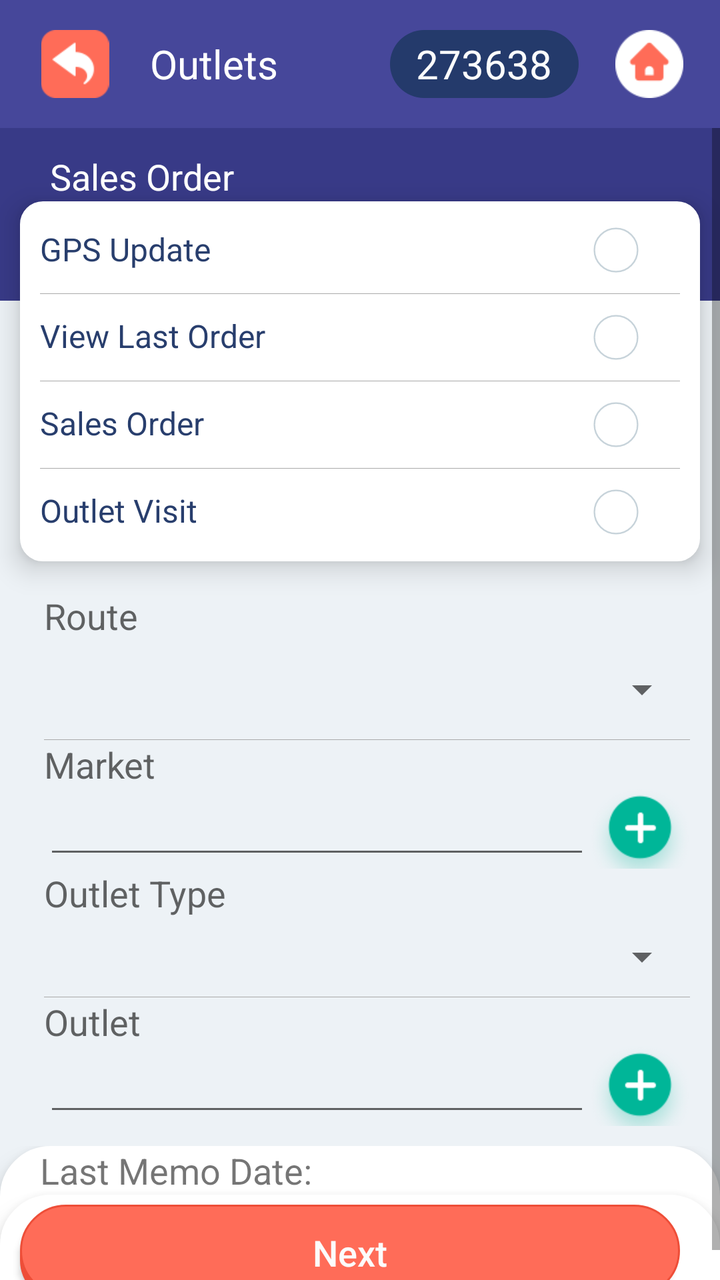
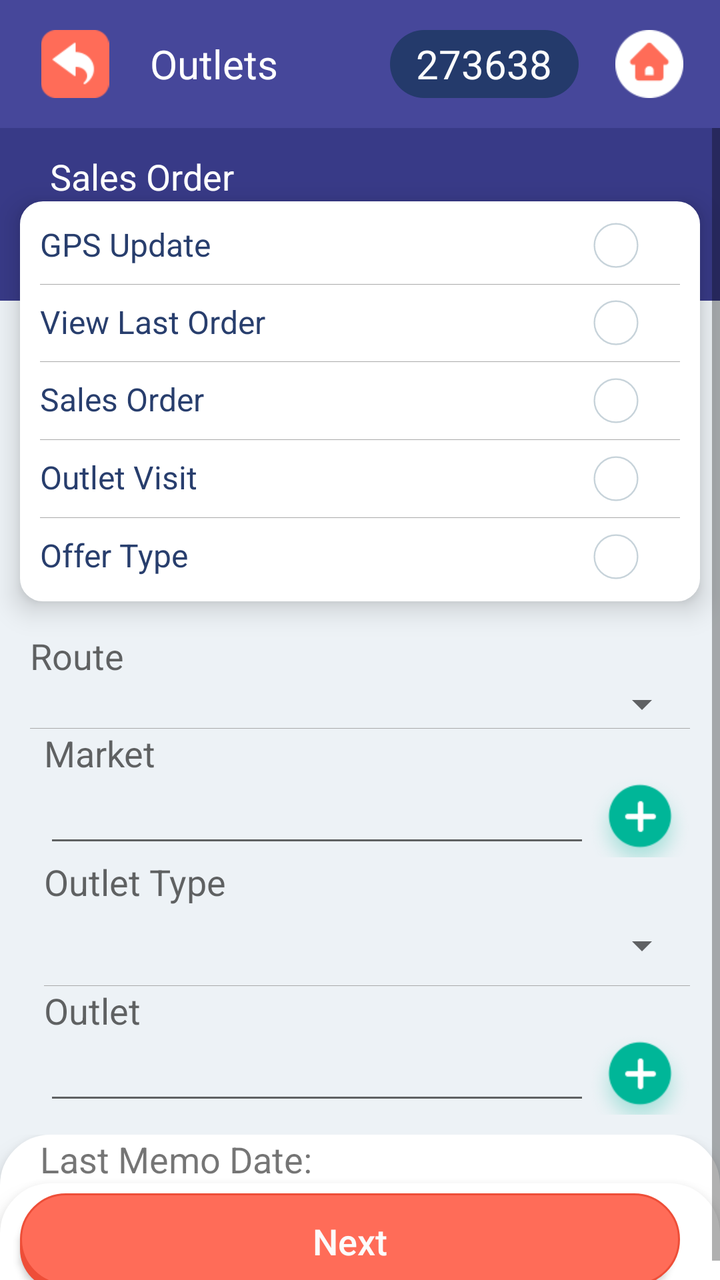

The first picture is an Android layout as it rendered before a commit; the second is the same layout after the commit. The layout source and the unified diff follow.
<!-- AndroidManifest.xml: application theme AppTheme -->
<!-- res/layout/activity_create_new_memo.xml -->
<?xml version="1.0" encoding="utf-8"?>
<LinearLayout xmlns:android="http://schemas.android.com/apk/res/android"
    xmlns:app="http://schemas.android.com/apk/res-auto"
    xmlns:tools="http://schemas.android.com/tools"
    android:layout_width="match_parent"
    android:layout_height="match_parent"
    android:orientation="vertical"
    android:weightSum="4"
    tools:context=".Create_New_Memo">


    <LinearLayout
        android:layout_width="match_parent"
        android:layout_height="0dp"
        android:background="@color/secondary_color"
        android:weightSum="2"
        android:orientation="horizontal"
        android:layout_weight="0.4">
        <LinearLayout
            android:layout_width="0dp"
            android:layout_height="match_parent"
            android:weightSum="1"
            android:orientation="horizontal"
            android:gravity="left"
            android:layout_weight="1">
            <ImageView
                android:id="@+id/back"
                android:layout_width="0dp"
                android:layout_height="match_parent"
                android:layout_weight="0.3"
                android:src="@drawable/backicon"
                android:layout_margin="15dp"></ImageView>
            <TextView
                android:id="@+id/title_tv"
                android:layout_width="0dp"
                android:layout_height="match_parent"
                android:layout_weight="0.7"
                android:gravity="center|left"
                android:textColor="@color/white"
                android:autoSizeTextType="uniform"
                android:autoSizeMinTextSize="12sp"
                android:autoSizeMaxTextSize="20sp"
                android:autoSizeStepGranularity="2sp"
                android:text="Outlets">

            </TextView>

        </LinearLayout>
        <LinearLayout
            android:layout_width="0dp"
            android:layout_height="match_parent"
            android:weightSum="1"
            android:gravity="right"
            android:orientation="horizontal"
            android:layout_weight="1">
            <TextView
                android:id="@+id/user_txt_view"
                android:layout_width="0dp"
                android:layout_height="match_parent"
                android:layout_weight="0.7"
                android:layout_marginTop="15dp"
                android:layout_marginBottom="15dp"
                android:layout_marginLeft="15dp"
                android:background="@drawable/login_id_bg_shade"
                android:text="273638"
                android:autoSizeTextType="uniform"
                android:autoSizeMinTextSize="12sp"
                android:autoSizeMaxTextSize="20sp"
                android:autoSizeStepGranularity="2sp"
                android:textColor="@color/background_white"
                android:textAlignment="center"
                android:gravity="center"></TextView>
            <ImageView
                android:id="@+id/home"
                android:layout_width="0dp"
                android:layout_height="match_parent"
                android:layout_weight="0.3"
                android:src="@drawable/home"
                android:layout_margin="15dp">

            </ImageView>


        </LinearLayout>

    </LinearLayout>
    <ScrollView
        android:layout_width="match_parent"
        android:layout_weight="3.6"
        android:layout_height="0dp">
        <LinearLayout
            android:layout_width="match_parent"
            android:layout_height="wrap_content"
            android:layout_weight="3.6"
            android:orientation="vertical"
            android:background="@color/background_card"
            android:weightSum="14.2">

            <LinearLayout
                android:layout_width="match_parent"
                android:layout_height="wrap_content"
                android:layout_gravity="center"
                android:background="@color/background"
                android:orientation="vertical">

                <TextView
                    android:id="@+id/title"
                    android:layout_width="match_parent"
                    android:layout_height="wrap_content"
                    android:layout_marginTop="12dp"
                    android:layout_marginLeft="25dp"
                    android:textSize="18sp"
                    android:text="Sales Order"
                    android:layout_marginBottom="50dp"
                    android:textColor="@color/white">

                </TextView>
            </LinearLayout>





            <LinearLayout
                android:id="@+id/logo"
                android:layout_width="match_parent"
                android:layout_height="180dp"
                android:layout_gravity="center_horizontal"
                android:layout_marginTop="-50dp"
                android:elevation="8dp"
                android:visibility="visible"
                android:paddingLeft="10dp"
                android:paddingRight="10dp"
                android:layout_marginLeft="10dp"
                android:layout_marginRight="10dp"
                android:weightSum="4"
                android:background="@drawable/layout_bg"
                android:orientation="vertical">

                <LinearLayout
                    android:layout_width="match_parent"
                    android:layout_height="0dp"
                    android:orientation="horizontal"
                    android:weightSum="2"
                    android:layout_weight="1">



                    <TextView
                        android:layout_width="0dp"
                        android:layout_height="wrap_content"
                        android:layout_weight="1.7"
                        android:textSize="16sp"
                        android:textColor="@color/text_color"
                        android:text="GPS Update"></TextView>

                    <CheckBox
                        android:id="@+id/gpsUpdateChk"
                        android:layout_width="0dp"
                        android:layout_height="match_parent"
                        android:button="@drawable/custom_checkbox"
                        android:scaleX="0.8"
                        android:scaleY="0.8"
                        android:layout_weight="0.3"></CheckBox>


                </LinearLayout>
                <View
                    android:layout_width="match_parent"
                    android:layout_height="0.2dp"
                    android:background="@android:color/darker_gray"/>

                <LinearLayout
                    android:layout_width="match_parent"
                    android:layout_height="0dp"
                    android:orientation="horizontal"
                    android:weightSum="2"
                    android:layout_weight="1">

                    <TextView
                        android:layout_width="0dp"
                        android:layout_height="wrap_content"
                        android:layout_weight="1.7"
                        android:textColor="@color/text_color"
                        android:textSize="16sp"
                        android:text="View Last Order"></TextView>

                    <CheckBox
                        android:id="@+id/viewlastMemoChk"
                        android:layout_width="0dp"
                        android:layout_height="match_parent"
                        android:scaleX="0.8"
                        android:scaleY="0.8"
                        android:button="@drawable/custom_checkbox"
                        android:layout_weight="0.3"></CheckBox>


                </LinearLayout>
                <View
                    android:layout_width="match_parent"
                    android:layout_height="0.2dp"
                    android:background="@android:color/darker_gray"/>
                <LinearLayout
                    android:layout_width="match_parent"
                    android:layout_height="0dp"
                    android:orientation="horizontal"
                    android:weightSum="2"
                    android:layout_weight="1">

                    <TextView
                        android:layout_width="0dp"
                        android:layout_height="wrap_content"
                        android:layout_weight="1.7"
                        android:textSize="16sp"
                        android:textColor="@color/text_color"
                        android:text="Sales Order"></TextView>

                    <CheckBox
                        android:id="@+id/salesMemoChk"
                        android:layout_width="0dp"
                        android:layout_height="match_parent"
                        android:button="@drawable/custom_checkbox"
                        android:scaleX="0.8"
                        android:scaleY="0.8"
                        android:layout_weight="0.3"></CheckBox>


                </LinearLayout>

                <View
                    android:layout_width="match_parent"
                    android:layout_height="0.2dp"
                    android:background="@android:color/darker_gray"/>
                <LinearLayout
                    android:layout_width="match_parent"
                    android:layout_height="0dp"
                    android:orientation="horizontal"
                    android:weightSum="2"
                    android:layout_weight="1">

                    <TextView
                        android:layout_width="0dp"
                        android:layout_height="wrap_content"
                        android:layout_weight="1.7"
                        android:textSize="16sp"
                        android:textColor="@color/text_color"
                        android:text="Outlet Visit"></TextView>

                    <CheckBox
                        android:id="@+id/outlet_visit"
                        android:layout_width="0dp"
                        android:layout_height="match_parent"
                        android:button="@drawable/custom_checkbox"
                        android:scaleX="0.8"
                        android:scaleY="0.8"
                        android:layout_weight="0.3"></CheckBox>


                </LinearLayout>

                <View
                    android:layout_width="match_parent"
                    android:layout_height="0.2dp"
                    android:visibility="gone"
                    android:background="@android:color/darker_gray"/>
                <LinearLayout
                    android:layout_width="match_parent"
                    android:layout_height="0dp"
                    android:orientation="horizontal"
                    android:weightSum="2"
                    android:padding="10dp"
                    android:visibility="gone"
                    android:layout_weight="1">

                    <TextView
                        android:layout_width="0dp"
                        android:layout_height="wrap_content"
                        android:layout_weight="1.7"
                        android:textColor="@color/text_color"
                        android:textSize="16sp"
                        android:text="Collect Ncp"></TextView>

                    <CheckBox
                        android:id="@+id/outletReturnChk"
                        android:layout_width="0dp"
                        android:layout_height="match_parent"
                        android:scaleX="0.8"
                        android:scaleY="0.8"
                        android:button="@drawable/custom_checkbox"
                        android:layout_weight="0.3"></CheckBox>


                </LinearLayout>

            </LinearLayout>

            <LinearLayout
                android:layout_width="match_parent"
                android:layout_height="wrap_content"
                android:elevation="8dp"
                android:layout_marginBottom="10dp"
                android:layout_marginTop="15dp"
                android:layout_marginLeft="15dp"
                android:layout_marginRight="15dp"
                android:orientation="vertical">

                <LinearLayout
                    android:layout_width="match_parent"
                    android:layout_height="wrap_content"
                    android:orientation="vertical"
                    android:weightSum="2"
                    android:layout_marginLeft="7dp"
                    >

                    <TextView
                        android:id="@+id/txt_Thana"
                        android:layout_width="match_parent"
                        android:layout_height="0dp"
                        android:text="Route"
                        android:textSize="18sp"
                        android:layout_weight="0.7"
                        android:textAppearance="?android:attr/textAppearanceMedium" />


                    <LinearLayout
                        android:layout_width="match_parent"
                        android:layout_height="0dp"
                        android:weightSum="1.8"
                        android:layout_weight="1"
                        android:orientation="horizontal">
                        <LinearLayout
                            android:layout_width="match_parent"
                            android:orientation="vertical"
                            android:layout_height="match_parent">
                            <Spinner
                                android:id="@+id/thana_Spinner"
                                android:layout_width="match_parent"
                                android:layout_weight="1.5"
                                android:layout_height="match_parent"
                                android:layout_below="@+id/txt_Thana" />

                            <View
                                android:layout_width="match_parent"
                                android:layout_height="0.2dp"
                                android:background="@android:color/darker_gray"/>
                        </LinearLayout>

                        <Button
                            android:id="@+id/outletadd"
                            android:layout_width="50dp"
                            android:visibility="visible"
                            android:layout_height="50dp"
                            android:background="@drawable/plus_shadow"
                            />




                    </LinearLayout>



                </LinearLayout>

                <LinearLayout
                    android:layout_width="match_parent"
                    android:layout_height="wrap_content"
                    android:orientation="vertical"
                    android:weightSum="2"
                    android:layout_marginLeft="7dp"
                    >

                    <TextView
                        android:id="@+id/txt_market"
                        android:layout_width="match_parent"
                        android:layout_height="match_parent"
                        android:text="Market"
                        android:textSize="18sp"
                        android:layout_weight="0.7"
                        android:textAppearance="?android:attr/textAppearanceMedium" />


                    <LinearLayout
                        android:layout_width="match_parent"
                        android:layout_height="40dp"
                        android:weightSum="1.8"
                        android:orientation="horizontal">


                        <LinearLayout
                            android:layout_width="0dp"
                            android:layout_weight="1.8"
                            android:orientation="vertical"
                            android:layout_height="match_parent">
                            <Spinner
                                android:id="@+id/market_Spinner"
                                android:visibility="gone"
                                android:layout_width="match_parent"
                                android:layout_height="match_parent"
                                android:layout_below="@+id/txt_market" />
                            <AutoCompleteTextView
                                android:id="@+id/marketauto"
                                android:layout_width="match_parent"
                                android:layout_height="match_parent"
                                android:layout_below="@+id/txt_market" />

                            <View
                                android:layout_width="match_parent"
                                android:layout_height="0.2dp"
                                android:background="@android:color/darker_gray"/>
                        </LinearLayout>




                        <Button
                            android:id="@+id/marketAddBtn"
                            android:layout_width="50dp"
                            android:visibility="visible"
                            android:layout_height="50dp"

                            android:background="@drawable/plus_shadow"
                           >

                        </Button>


                    </LinearLayout>



                </LinearLayout>

                <LinearLayout
                    android:layout_width="match_parent"
                    android:layout_height="wrap_content"
                    android:orientation="vertical"
                    android:weightSum="2"
                    android:layout_marginLeft="7dp"
                    >

                    <TextView
                        android:layout_width="wrap_content"
                        android:layout_height="wrap_content"
                        android:layout_alignParentTop="true"
                        android:text="Outlet Type"

                        android:textAppearance="?android:attr/textAppearanceMedium" />

                    <LinearLayout
                        android:layout_width="match_parent"
                        android:layout_height="40dp"
                        android:layout_weight="1"
                        android:weightSum="10"
                        android:orientation="horizontal">

                        <LinearLayout
                            android:layout_width="match_parent"
                            android:orientation="vertical"
                            android:layout_height="match_parent">
                            <Spinner
                                android:id="@+id/outlet_Type_Spinner"
                                android:layout_width="match_parent"
                                android:layout_weight="8"
                                android:layout_height="match_parent"
                                android:layout_below="@+id/txt_outlet" />

                            <View
                                android:layout_width="match_parent"
                                android:layout_height="0.2dp"
                                android:background="@android:color/darker_gray"/>
                        </LinearLayout>






                    </LinearLayout>




                </LinearLayout>

                <LinearLayout
                    android:layout_width="match_parent"
                    android:layout_height="wrap_content"
                    android:orientation="vertical"
                    android:weightSum="2"
                    android:layout_marginLeft="7dp"
                    >

                    <TextView
                        android:id="@+id/txt_outlet"
                        android:layout_width="match_parent"
                        android:layout_height="match_parent"
                        android:text="Outlet"
                        android:textSize="18sp"
                        android:layout_weight="0.7"
                        android:textAppearance="?android:attr/textAppearanceMedium" />


                    <LinearLayout
                        android:layout_width="match_parent"
                        android:layout_height="40dp"
                        android:weightSum="1.8"
                        android:layout_weight="1.2"
                        android:orientation="horizontal">

                        <LinearLayout
                            android:layout_width="0dp"
                            android:layout_height="40dp"
                            android:layout_weight="1.8"
                            android:orientation="vertical"
                            android:weightSum="1.8">

                            <AutoCompleteTextView
                                android:id="@+id/outltateauto"
                                android:layout_width="match_parent"
                                android:layout_height="match_parent"
                                android:layout_weight="1.5"
                                android:nextFocusLeft="@id/outltateauto"
                                android:nextFocusUp="@id/outltateauto"
                                android:singleLine="true"
                                android:textSize="15dp" />

                            <Spinner
                                android:id="@+id/outlet_spinner"
                                android:layout_width="match_parent"
                                android:layout_height="0dp"
                                android:layout_weight="1.8"
                                android:visibility="gone" />

                            <View
                                android:layout_width="match_parent"
                                android:layout_height="0.2dp"
                                android:background="@android:color/darker_gray" />


                        </LinearLayout>

                        <Button
                            android:id="@+id/addoutlet"
                            android:layout_width="50dp"
                            android:visibility="visible"
                            android:layout_height="50dp"
                            android:background="@drawable/plus_shadow"
                            />
                    </LinearLayout>



                </LinearLayout>

            </LinearLayout>

            <LinearLayout
                android:layout_width="match_parent"
                android:layout_height="wrap_content"
                android:weightSum="0.8"
                android:orientation="horizontal"
                android:gravity="center"
                >
                <LinearLayout

                    android:layout_width="match_parent"
                    android:layout_height="wrap_content"
                    android:elevation="8dp"
                    android:background="@drawable/bottom_layout_bg"
                    android:orientation="vertical">

                    <TextView
                        android:id="@+id/lastmemo"
                        android:layout_width="match_parent"
                        android:layout_height="wrap_content"
                        android:paddingLeft="20dp"
                        android:text="Last Memo Date: "
                        android:textSize="18dp" />

                    <LinearLayout
                        android:layout_width="match_parent"
                    android:layout_height="wrap_content"
                    android:elevation="8dp"
                    android:background="@drawable/bottom_layout_bg"
                    android:orientation="horizontal">


                    <Button
                        android:id="@+id/nextBtn"
                        android:layout_width="match_parent"
                        android:layout_height="wrap_content"
                        android:layout_marginTop="5dp"
                        android:layout_marginBottom="5dp"
                        android:layout_marginLeft="10dp"
                        android:layout_marginRight="20dp"
                        android:layout_weight="0.5"
                        android:background="@drawable/capsul_shape"
                        android:text="Next"
                        android:textAllCaps="false"
                        android:textColor="@color/background_white"
                        android:textSize="18sp"></Button>

                </LinearLayout>
                </LinearLayout>




            </LinearLayout>
        </LinearLayout>
    </ScrollView>




</LinearLayout>
<!-- resources referenced by this layout -->
<resources>
  <color name="background">#383A87</color>
  <color name="background_card">#EDF2F6</color>
  <color name="background_white">#FCFCFC</color>
  <color name="secondary_color">#46479A</color>
  <color name="text_color">#283E6D</color>
  <color name="white">#FFFFFF</color>
  <!-- drawable bottom_layout_bg (drawable-mdpi) -->
  <?xml version="1.0" encoding="utf-8"?>
  <shape xmlns:android="http://schemas.android.com/apk/res/android"
      android:shape="rectangle">
      <corners
          android:bottomLeftRadius="0dp"
          android:bottomRightRadius="0dp"
          android:topLeftRadius="25dp"
          android:topRightRadius="25dp" />
      <padding
          android:bottom="0dp"
          android:left="0dp"
          android:right="0dp"
          android:top="0dp" />
      <stroke
          android:width="0.5dp"
          android:color="@color/white" />
      <solid android:color="@color/white" />
  </shape>
  <!-- drawable custom_checkbox (drawable-mdpi) -->
  <?xml version="1.0" encoding="utf-8"?>
  <selector xmlns:android="http://schemas.android.com/apk/res/android" >
      <item android:state_checked="true"
          android:drawable="@drawable/checked" />
      <item android:state_pressed="true"
          android:drawable="@drawable/checked" />
      <item android:state_pressed="false"
          android:drawable="@drawable/unchecked" />
  </selector>
  <!-- drawable layout_bg (drawable) -->
  <?xml version="1.0" encoding="UTF-8"?>
  <shape xmlns:android="http://schemas.android.com/apk/res/android">
      <solid android:color="#FFFFFF"/>
      <stroke android:width="3dp" android:color="#FFFFFF" />
      <corners android:radius="10dp"/>
      <padding android:left="3dp" android:top="3dp" android:right="3dp" android:bottom="3dp" />
  </shape>
  <!-- drawable login_id_bg_shade (drawable) -->
  <?xml version="1.0" encoding="utf-8"?>
  <shape xmlns:android="http://schemas.android.com/apk/res/android"
      android:shape="rectangle" >
  
      <corners
          android:bottomLeftRadius="30dp"
          android:bottomRightRadius="30dp"
          android:radius="60dp"
          android:topLeftRadius="30dp"
          android:topRightRadius="30dp" />
  
      <solid android:color="@color/in" />
  
      <padding
          android:bottom="0dp"
          android:left="0dp"
          android:right="0dp"
          android:top="0dp" />
  
      <size
          android:height="30dp"
          android:width="130dp" />
  
  </shape>
  <style name="AppTheme" parent="Theme.AppCompat.Light.NoActionBar">
          
          <item name="colorPrimary">@color/colorPrimary</item>
          <item name="colorPrimaryDark">@color/colorPrimaryDark</item>
          <item name="colorAccent">@color/colorAccent</item>
      </style>
  <!-- drawable unchecked (drawable) -->
  <?xml version="1.0" encoding="utf-8"?>
  <layer-list xmlns:android="http://schemas.android.com/apk/res/android">
      <item>
          <shape android:shape="oval">
              <corners android:radius="1dp" />
              <stroke
                  android:width="1dp"
                  android:color="@color/checkbox_border" />
              <gradient
                  android:startColor="@color/white"
                  android:centerColor="@color/white"
                  android:endColor="@color/white"
                  android:angle="270" />
              <size
                  android:height="28dp"
                  android:width="28dp" />
              <solid android:color="@color/white" />
          </shape>
      </item>
  </layer-list>
  <color name="in">#243A6B</color>
  <color name="colorPrimary">#383A87</color>
  <color name="colorPrimaryDark">#383A87</color>
  <color name="colorAccent">#D81B60</color>
  <color name="checkbox_background">#00B698</color>
  <color name="checkbox_border">#C7D3DA</color>
  <!-- unchanged entries left out for length: 6 -->
</resources>

<!-- the commit's change to res/layout/activity_create_new_memo.xml (unified diff, before → after) -->
@@ -124,7 +124,7 @@
             <LinearLayout
                 android:id="@+id/logo"
                 android:layout_width="match_parent"
-                android:layout_height="180dp"
+                android:layout_height="200dp"
                 android:layout_gravity="center_horizontal"
                 android:layout_marginTop="-50dp"
                 android:elevation="8dp"
@@ -133,7 +133,7 @@
                 android:paddingRight="10dp"
                 android:layout_marginLeft="10dp"
                 android:layout_marginRight="10dp"
-                android:weightSum="4"
+                android:weightSum="5"
                 android:background="@drawable/layout_bg"
                 android:orientation="vertical">
 
@@ -248,6 +248,37 @@
 
                     <CheckBox
                         android:id="@+id/outlet_visit"
+                        android:layout_width="0dp"
+                        android:layout_height="match_parent"
+                        android:button="@drawable/custom_checkbox"
+                        android:scaleX="0.8"
+                        android:scaleY="0.8"
+                        android:layout_weight="0.3"></CheckBox>
+
+
+                </LinearLayout>
+
+                <View
+                    android:layout_width="match_parent"
+                    android:layout_height="0.2dp"
+                    android:background="@android:color/darker_gray"/>
+                <LinearLayout
+                    android:layout_width="match_parent"
+                    android:layout_height="0dp"
+                    android:orientation="horizontal"
+                    android:weightSum="2"
+                    android:layout_weight="1">
+
+                    <TextView
+                        android:layout_width="0dp"
+                        android:layout_height="wrap_content"
+                        android:layout_weight="1.7"
+                        android:textSize="16sp"
+                        android:textColor="@color/text_color"
+                        android:text="Offer Type"></TextView>
+
+                    <CheckBox
+                        android:id="@+id/offer_type"
                         android:layout_width="0dp"
                         android:layout_height="match_parent"
                         android:button="@drawable/custom_checkbox"
@@ -309,40 +340,72 @@
                     android:layout_height="wrap_content"
                     android:orientation="vertical"
                     android:weightSum="2"
-                    android:layout_marginLeft="7dp"
                     >
 
+
+                    <LinearLayout
+                        android:id="@+id/offer_type_lay"
+                        android:layout_width="match_parent"
+                        android:layout_height="wrap_content"
+                        android:orientation="vertical"
+                        android:visibility="gone"
+                        android:layout_marginBottom="@dimen/_5sdp"
+                        android:weightSum="2"
+                        >
+
+                    <TextView
+                        android:id="@+id/txt_offer_type"
+                        android:layout_width="match_parent"
+                        android:layout_height="wrap_content"
+                        android:text="Offer Type"
+                        android:textSize="18sp"
+                        android:textAppearance="?android:attr/textAppearanceMedium" />
+
+                    <Spinner
+                        android:id="@+id/offer_type_sp"
+                        android:layout_width="match_parent"
+                        android:layout_weight="0.5"
+                        android:layout_height="match_parent"
+                        android:layout_below="@+id/txt_Thana" />
+
+
+                    </LinearLayout>
+
                     <TextView
                         android:id="@+id/txt_Thana"
                         android:layout_width="match_parent"
-                        android:layout_height="0dp"
+                        android:layout_height="wrap_content"
                         android:text="Route"
                         android:textSize="18sp"
                         android:layout_weight="0.7"
                         android:textAppearance="?android:attr/textAppearanceMedium" />
 
+                    <Spinner
+                        android:id="@+id/thana_Spinner"
+                        android:layout_width="match_parent"
+                        android:layout_weight="0.5"
+
+                        android:layout_height="match_parent"
+                        android:layout_below="@+id/txt_Thana" />
+
+                    <View
+                        android:layout_width="match_parent"
+                        android:layout_height="0.2dp" android:layout_marginBottom="@dimen/_5sdp"
+
+                        android:background="@android:color/darker_gray"/>
 
                     <LinearLayout
                         android:layout_width="match_parent"
                         android:layout_height="0dp"
                         android:weightSum="1.8"
                         android:layout_weight="1"
+                        android:visibility="gone"
                         android:orientation="horizontal">
                         <LinearLayout
                             android:layout_width="match_parent"
                             android:orientation="vertical"
                             android:layout_height="match_parent">
-                            <Spinner
-                                android:id="@+id/thana_Spinner"
-                                android:layout_width="match_parent"
-                                android:layout_weight="1.5"
-                                android:layout_height="match_parent"
-                                android:layout_below="@+id/txt_Thana" />
-
-                            <View
-                                android:layout_width="match_parent"
-                                android:layout_height="0.2dp"
-                                android:background="@android:color/darker_gray"/>
+
                         </LinearLayout>
 
                         <Button
@@ -373,7 +436,7 @@
                     <TextView
                         android:id="@+id/txt_market"
                         android:layout_width="match_parent"
-                        android:layout_height="match_parent"
+                        android:layout_height="wrap_content"
                         android:text="Market"
                         android:textSize="18sp"
                         android:layout_weight="0.7"
